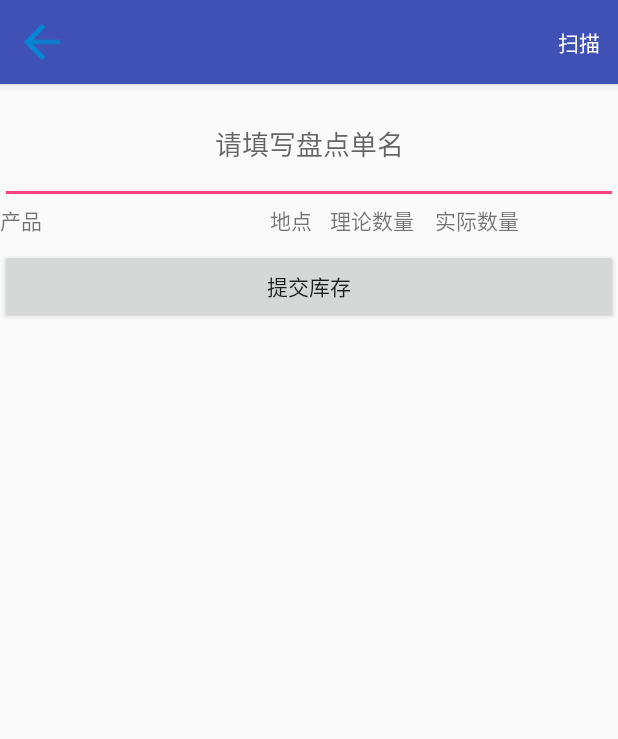
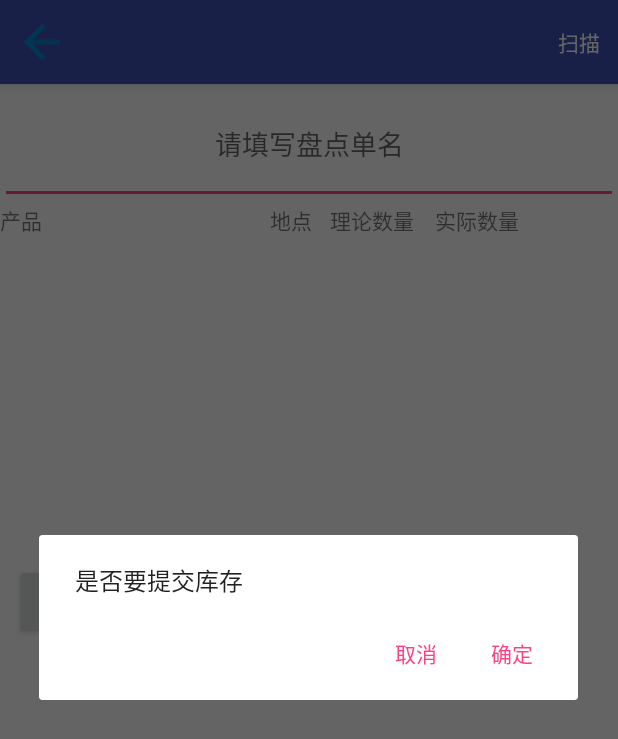
Before and after one commit to shangdinvxu/ERPApp, an Android app: the ScanActivity screen opened directly, with no data from a screen before it, after a tap on "提交库存", on a phone screen of 412 x 824 dp. Shown: the top 739 px of the screen. Run offline under Robolectric (Android 15) with nearby library versions, the phone set to English and light mode, and no system bars; our stand-ins replace ButterKnife; libraries missing offline, so code that uses them is left out: com.uuzuche.lib_zxing, org.greenrobot.greendao, retrofit2.adapter.rxjava; 6 statements that could not run were skipped.

Commit message:
库存修该

```diff
--- /dev/null
+++ b/app/src/main/java/tarce/testnew/Utils/AlertAialogUtils.java
@@ -0,0 +1,25 @@
+package tarce.testnew.Utils;
+
+import android.content.Context;
+import android.content.DialogInterface;
+import android.support.v7.app.AlertDialog;
+
+import tarce.testnew.activity.SaveActivity;
+
+/**
+ * Created by Daniel.Xu on 2017/2/13.
+ */
+
+public class AlertAialogUtils {
+    public static AlertDialog.Builder getCommonDialog(Context context , String title){
+        AlertDialog.Builder builder = new AlertDialog.Builder(context);
+         builder.setMessage(title)
+                .setNegativeButton("取消", new DialogInterface.OnClickListener() {
+                    @Override
+                    public void onClick(DialogInterface dialogInterface, int i) {
+                        dialogInterface.dismiss();
+                    }
+                });
+        return builder;
+    }
+}
--- a/app/src/main/java/tarce/testnew/activity/LoginActivity.java
+++ b/app/src/main/java/tarce/testnew/activity/LoginActivity.java
@@ -211,6 +211,11 @@ public class LoginActivity extends Activity {
                                 }
                             });
                     getMenuList();
+                }else {
+                    if (progressDialog.isShowing()) {
+                        progressDialog.dismiss();
+                    }
+                    Toast.makeText(LoginActivity.this, "登录失败", Toast.LENGTH_SHORT).show();
                 }
             }
 
--- a/app/src/main/java/tarce/testnew/activity/ScanActivity.java
+++ b/app/src/main/java/tarce/testnew/activity/ScanActivity.java
@@ -1,7 +1,9 @@
 package tarce.testnew.activity;
 
+import android.content.DialogInterface;
 import android.content.Intent;
 import android.os.Bundle;
+import android.support.v7.app.AlertDialog;
 import android.support.v7.app.AppCompatActivity;
 import android.support.v7.widget.DividerItemDecoration;
 import android.support.v7.widget.LinearLayoutManager;
@@ -31,6 +33,7 @@ import retrofit2.Response;
 import tarce.testnew.MainFragment.OnItemClickListener;
 import tarce.testnew.MainFragment.LocalInventoryDetailRecycleViewAdapter;
 import tarce.testnew.R;
+import tarce.testnew.Utils.AlertAialogUtils;
 import tarce.testnew.Utils.MyLog;
 import tarce.testnew.greendao.GreendaoUtils.SaveInventroyUtils;
 import tarce.testnew.greendao.greendaoBeans.SaveInventory;
@@ -53,6 +56,8 @@ public class ScanActivity extends AppCompatActivity {
     LinearLayout contentScan;
     @InjectView(R.id.sheetName)
     EditText sheetName;
+    @InjectView(R.id.clear_inventory)
+    Button clearInventory ;
     private int REQUEST_CODE = 1;
     private MRPApi mrpApi;
     private LocalInventoryDetailRecycleViewAdapter localInventoryDetailRecycleViewAdapter;
@@ -123,16 +128,44 @@ public class ScanActivity extends AppCompatActivity {
             }
 
             @Override
-            public void onItemLongClick(View view, int postion) {
-
+            public void onItemLongClick(View view, final int postion) {
+                AlertDialog.Builder commonDialog = AlertAialogUtils.getCommonDialog(ScanActivity.this, "删除这条记录?");
+                commonDialog.setPositiveButton("确定", new DialogInterface.OnClickListener() {
+                    @Override
+                    public void onClick(DialogInterface dialogInterface, int i) {
+                        String product_name = saveInventories.get(postion).getProduct_name();
+                        saveInventroyUtils.deleteByName(product_name);
+                        saveInventories = saveInventroyUtils.searchALL();
+                        localInventoryDetailRecycleViewAdapter.setItems(saveInventories);
+                        localInventoryDetailRecycleViewAdapter.notifyDataSetChanged();
+                    }
+                }).show();
             }
         });
 
     }
 
+    @OnClick(R.id.clear_inventory)
+    void setClearinventory(View view){
+        AlertDialog.Builder builder = AlertAialogUtils.getCommonDialog(ScanActivity.this, "是否要删除库存");
+        builder.setPositiveButton("确定", new DialogInterface.OnClickListener() {
+            @Override
+            public void onClick(DialogInterface dialogInterface, int i) {
+                saveInventroyUtils.deleteAllDate();
+                saveInventories.clear();
+                localInventoryDetailRecycleViewAdapter.setItems(saveInventories);
+                localInventoryDetailRecycleViewAdapter.notifyDataSetChanged();
+            }
+        }).show();
+    }
+
 
     @OnClick(R.id.submit_inventory)
     void setSubmitInventory(View view) {
+        AlertDialog.Builder builder = AlertAialogUtils.getCommonDialog(ScanActivity.this, "是否要提交库存");
+        builder.setPositiveButton("确定", new DialogInterface.OnClickListener() {
+            @Override
+            public void onClick(DialogInterface dialogInterface, int i) {
                 if (sheetName.getText().toString().length()==0){
                     Toast.makeText(ScanActivity.this,"请填写表单名",Toast.LENGTH_SHORT).show();
                 }else {
@@ -162,7 +195,7 @@ public class ScanActivity extends AppCompatActivity {
                             MyLog.e("response","onresponse");
                             int res_code = response.body().getResult().getRes_code();
                             if (res_code==1){
-                        saveInventroyUtils.deleteDate();
+                                saveInventroyUtils.deleteAllDate();
                                 finish();
                                 Toast.makeText(ScanActivity.this,"提交成功",Toast.LENGTH_SHORT).show();
                             }
@@ -173,7 +206,8 @@ public class ScanActivity extends AppCompatActivity {
                         }
                     });
                 }
-
+            }
+        }).show();
     }
 
 
--- a/app/src/main/res/layout/content_save.xml
+++ b/app/src/main/res/layout/content_save.xml
@@ -83,6 +83,7 @@
             android:gravity="end|bottom"
             android:inputType="number"
             android:id="@+id/product_qtyText"
+            android:paddingEnd="20dp"
             android:text=""
             />
     </LinearLayout>
--- a/app/src/main/res/layout/content_scan.xml
+++ b/app/src/main/res/layout/content_scan.xml
@@ -47,15 +47,28 @@
     <android.support.v7.widget.RecyclerView
         android:id="@+id/recycleView"
         android:layout_width="match_parent"
-        android:layout_height="wrap_content">
+        android:layout_height="210dp">
 
     </android.support.v7.widget.RecyclerView>
 
-    <Button
-        android:text="提交库存"
-        android:id="@+id/submit_inventory"
+    <LinearLayout
+        android:orientation="horizontal"
+        android:layout_width="match_parent"
+        android:paddingLeft="10dp"
 
-        android:layout_width="match_parent"
-        android:layout_height="50dp" />
+        android:layout_height="50dp">
+        <Button
+            android:text="清除"
+            android:id="@+id/clear_inventory"
+            android:layout_width="100dp"
+            android:layout_height="50dp" />
+        <Button
+            android:layout_marginLeft="20dp"
+            android:text="提交库存"
+            android:id="@+id/submit_inventory"
+            android:layout_width="200dp"
+            android:layout_height="50dp" />
+    </LinearLayout>
+
 
 </LinearLayout>
```
Also changed, not shown: app/src/main/java/greendao/DaoMaster.java (+6 -6 lines), app/src/main/java/greendao/DaoSession.java (+22 -22 lines), app/src/main/java/tarce/testnew/MainFragment/localInventoryDetailRecycleViewAdapter.java (+9 -0 lines), app/src/main/java/tarce/testnew/activity/StockInventoryDetailActivity.java (+6 -4 lines), app/src/main/java/tarce/testnew/greendao/GreendaoUtils/SaveInventroyUtils.java (+15 -7 lines), app/src/main/java/tarce/testnew/MainFragment/RecyclerViewAdapter.java (line endings or trailing spaces). Lines whose indentation alone changed are shown as unchanged.
